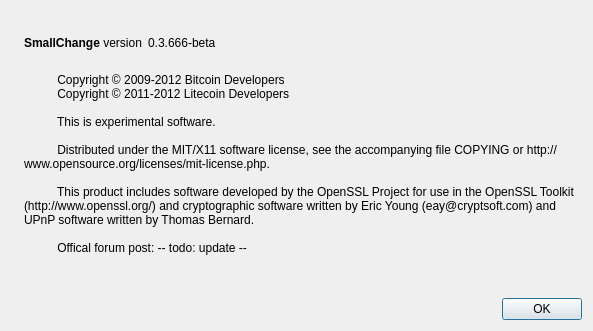
Before: the Qt Designer form src/qt/forms/aboutdialog.ui in diMarcoDEV/OTWTCoin, drawn with Qt 5.
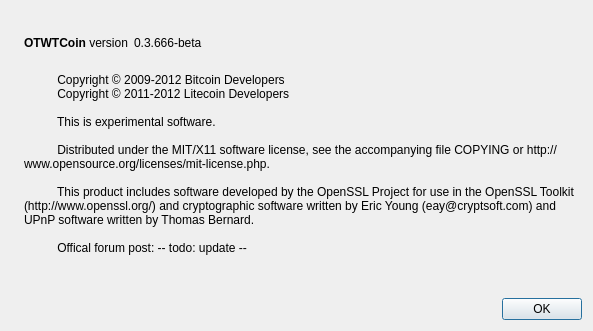
After: the same form once the commit is applied. Icons and pictures are not drawn.

Patch:
```diff
--- a/src/qt/forms/aboutdialog.ui
+++ b/src/qt/forms/aboutdialog.ui
@@ -50,7 +50,7 @@
           <cursorShape>IBeamCursor</cursorShape>
          </property>
          <property name="text">
-          <string>&lt;b&gt;SmallChange&lt;/b&gt; version</string>
+          <string>&lt;b&gt;OTWTCoin&lt;/b&gt; version</string>
          </property>
          <property name="textInteractionFlags">
           <set>Qt::LinksAccessibleByMouse|Qt::TextSelectableByKeyboard|Qt::TextSelectableByMouse</set>
```
Left out of the diff: 2 changed lines with no effect on the pictures.
